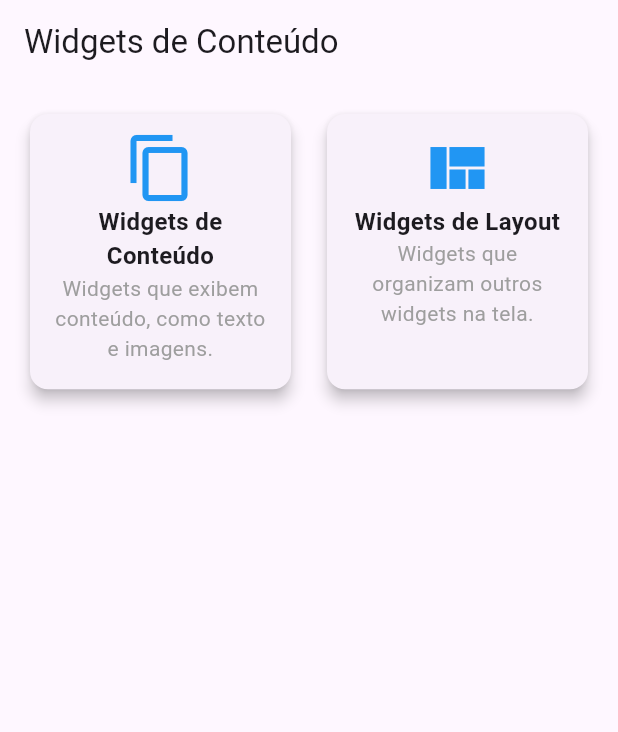
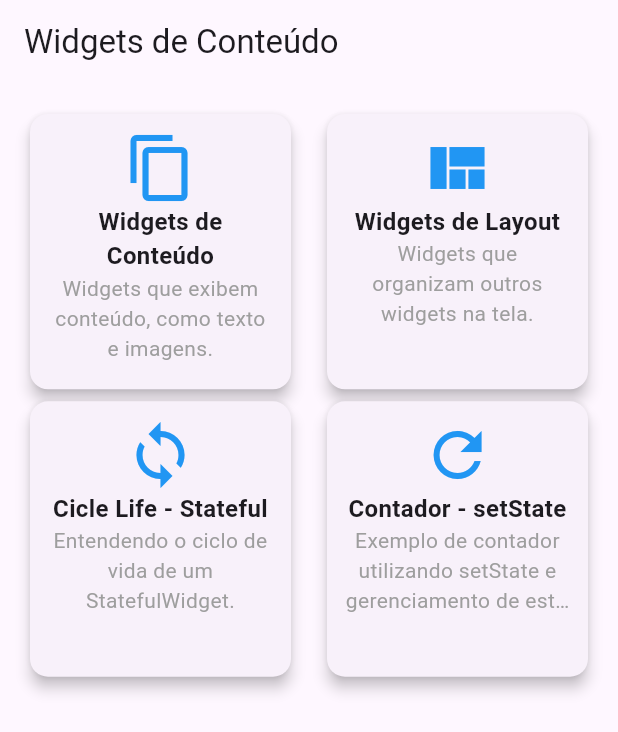
Before and after one commit to vkaczmarzykly/flutter-crs-introducao-dev, a Flutter app: the screen it shows after launch, on a phone screen of 412 x 824 dp. Shown: the top 732 px of the screen. Run offline on Flutter 3.47's test engine with Material 3 defaults, Android fonts, the phone set to English and light mode, and no system bars.

Commit message:
real aula04

```diff
--- /dev/null
+++ b/lib/model/Contador.dart
@@ -0,0 +1,37 @@
+import 'package:flutter/material.dart';
+
+class Contador extends StatefulWidget {
+  const Contador({super.key});
+
+  @override
+  State<Contador> createState() => _ContadorState();
+}
+
+class _ContadorState extends State<Contador> {
+  int contador = 0;
+
+  void incrementarValor() {
+    setState((){
+      contador++;
+    });
+  }
+
+  @override
+  Widget build(BuildContext context) {
+    return Scaffold(
+      appBar: AppBar(title: Text('Contador - StatefulWidget'),),
+      body: Center(
+        child: Column(
+          children: [
+            Text('Voce clicou $contador vezes', style: TextStyle(fontSize: 18),),
+            SizedBox(height: 20),
+            ElevatedButton(
+              onPressed: incrementarValor,
+              child: Text('Clique aqui'),
+            )
+          ]
+        )
+      ),
+    );
+  }
+}
--- a/lib/widgets/ListContents.dart
+++ b/lib/widgets/ListContents.dart
@@ -1,5 +1,8 @@
 import 'package:flutter/material.dart';
+import 'package:front_end_flutter/model/Contador.dart';
 import 'package:front_end_flutter/model/ItemCatalog.dart';
+import 'package:front_end_flutter/screens/CicleStateful.dart';
+import 'package:front_end_flutter/screens/StatefulParent.dart';
 import 'package:front_end_flutter/screens/widget_conteudo.dart';
 import 'package:front_end_flutter/screens/widgets_layout.dart';
 
@@ -16,6 +19,18 @@ class ListContents extends StatelessWidget {
       icon: Icons.view_quilt,
       description: 'Widgets que organizam outros widgets na tela.',
       destination: WidgetsLayout(),
+    ),
+    ItemCatalog(
+      title: 'Cicle Life - Stateful',
+      icon: Icons.sync,
+      description: 'Entendendo o ciclo de vida de um StatefulWidget.',
+      destination: Statefulparent(),
+    ),
+    ItemCatalog(
+      title: 'Contador - setState',
+      icon: Icons.refresh,
+      description: 'Exemplo de contador utilizando setState e gerenciamento de estado.',
+      destination: Contador(),
     ),
   ];
 
```
Also changed, not shown: lib/screens/CicleStateful.dart (added, +52 -0 lines), lib/screens/StatefulParent.dart (added, +42 -0 lines).
